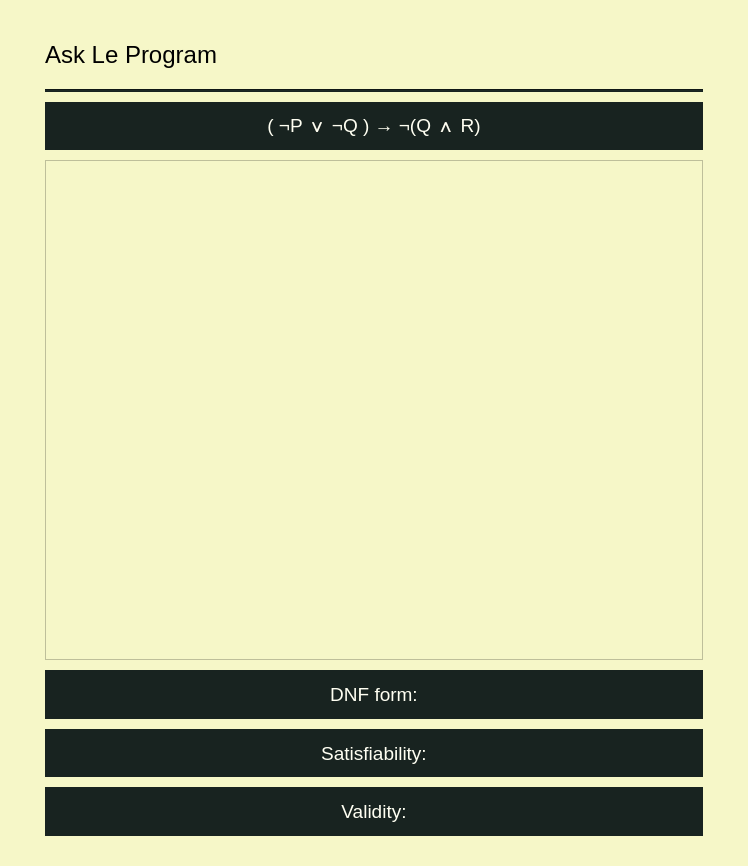
Before: the Qt Designer form src/views/ui/askLePWidget.ui in adibozzhanov/LeProgram, drawn with Qt 5.
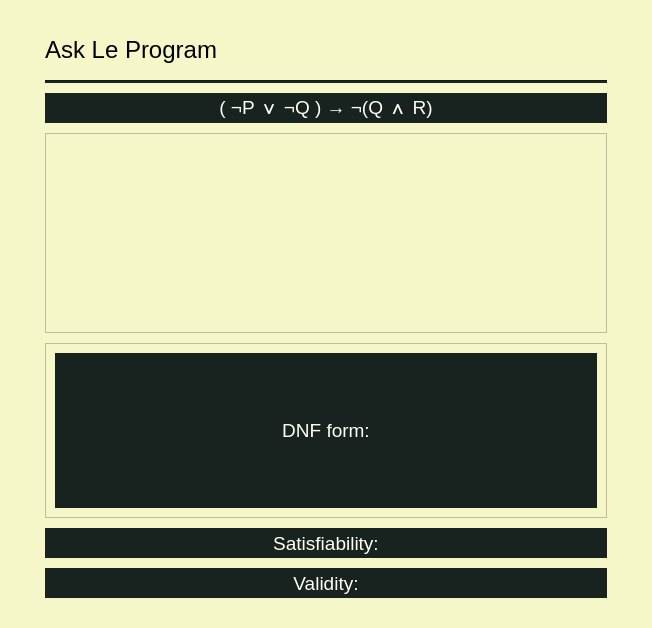
After: the same form once the commit is applied.

Patch:
```diff
--- a/src/views/ui/askLePWidget.ui
+++ b/src/views/ui/askLePWidget.ui
@@ -6,10 +6,16 @@
    <rect>
     <x>0</x>
     <y>0</y>
-    <width>748</width>
-    <height>866</height>
+    <width>652</width>
+    <height>628</height>
    </rect>
   </property>
+  <property name="sizePolicy">
+   <sizepolicy hsizetype="Maximum" vsizetype="Preferred">
+    <horstretch>0</horstretch>
+    <verstretch>0</verstretch>
+   </sizepolicy>
+  </property>
   <property name="windowTitle">
    <string>Form</string>
   </property>
@@ -36,6 +42,18 @@
    </property>
    <item>
     <widget class="QLabel" name="askLeProgramLabel">
+     <property name="minimumSize">
+      <size>
+       <width>0</width>
+       <height>40</height>
+      </size>
+     </property>
+     <property name="maximumSize">
+      <size>
+       <width>16777215</width>
+       <height>40</height>
+      </size>
+     </property>
      <property name="font">
       <font>
        <pointsize>18</pointsize>
@@ -63,10 +81,22 @@
    </item>
    <item>
     <widget class="QLabel" name="logicalExpressionLabel">
+     <property name="sizePolicy">
+      <sizepolicy hsizetype="Preferred" vsizetype="Fixed">
+       <horstretch>0</horstretch>
+       <verstretch>0</verstretch>
+      </sizepolicy>
+     </property>
+     <property name="minimumSize">
+      <size>
+       <width>0</width>
+       <height>30</height>
+      </size>
+     </property>
      <property name="maximumSize">
       <size>
        <width>16777215</width>
-       <height>80</height>
+       <height>30</height>
       </size>
      </property>
      <property name="font">
@@ -96,8 +126,8 @@
      </property>
      <property name="minimumSize">
       <size>
-       <width>400</width>
-       <height>500</height>
+       <width>200</width>
+       <height>200</height>
       </size>
      </property>
      <property name="baseSize">
@@ -120,11 +150,50 @@
     </widget>
    </item>
    <item>
+    <widget class="QScrollArea" name="scrollArea">
+     <property name="sizePolicy">
+      <sizepolicy hsizetype="Minimum" vsizetype="Minimum">
+       <horstretch>0</horstretch>
+       <verstretch>0</verstretch>
+      </sizepolicy>
+     </property>
+     <property name="minimumSize">
+      <size>
+       <width>0</width>
+       <height>30</height>
+      </size>
+     </property>
+     <property name="widgetResizable">
+      <bool>true</bool>
+     </property>
+     <widget class="QWidget" name="scrollAreaWidgetContents">
+      <property name="geometry">
+       <rect>
+        <x>0</x>
+        <y>0</y>
+        <width>560</width>
+        <height>173</height>
+       </rect>
+      </property>
+      <layout class="QVBoxLayout" name="verticalLayout_2">
+       <item>
     <widget class="QLabel" name="dnfFormTitleLabel">
+         <property name="sizePolicy">
+          <sizepolicy hsizetype="Preferred" vsizetype="Minimum">
+           <horstretch>0</horstretch>
+           <verstretch>0</verstretch>
+          </sizepolicy>
+         </property>
+         <property name="minimumSize">
+          <size>
+           <width>0</width>
+           <height>30</height>
+          </size>
+         </property>
      <property name="maximumSize">
       <size>
        <width>16777215</width>
-       <height>80</height>
+           <height>16777215</height>
       </size>
      </property>
      <property name="font">
@@ -147,12 +216,22 @@
      </property>
     </widget>
    </item>
+      </layout>
+     </widget>
+    </widget>
+   </item>
    <item>
     <widget class="QLabel" name="satisfiabilityLabel">
+     <property name="minimumSize">
+      <size>
+       <width>0</width>
+       <height>30</height>
+      </size>
+     </property>
      <property name="maximumSize">
       <size>
        <width>16777215</width>
-       <height>80</height>
+       <height>30</height>
       </size>
      </property>
      <property name="font">
@@ -174,10 +253,16 @@
    </item>
    <item>
     <widget class="QLabel" name="validityLabel">
+     <property name="minimumSize">
+      <size>
+       <width>0</width>
+       <height>30</height>
+      </size>
+     </property>
      <property name="maximumSize">
       <size>
        <width>16777215</width>
-       <height>80</height>
+       <height>30</height>
       </size>
      </property>
      <property name="font">
```
Lines whose indentation alone changed are shown as unchanged.
